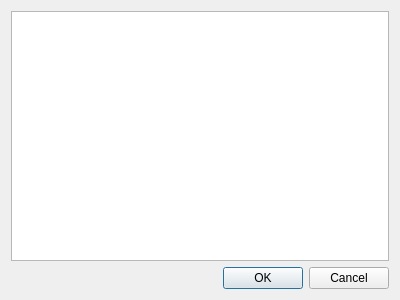
Old version of the form src/therapeutist/diagnosishelpdialog.ui in the repository megakoko/m-system.
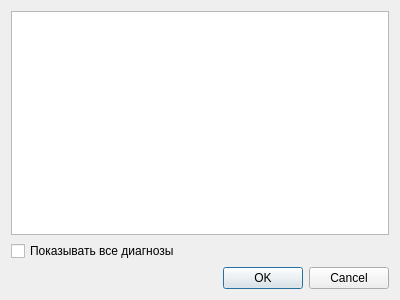
New version of the form.

Commit message: Сделал некоторые столбцы в таблице с элементами диагностических правил менее широкими. Также теперь диагнозы, правила для которых не выполняются, не показываются в таблице по-умолчанию.

What changed in the file:
```diff
--- a/src/therapeutist/diagnosishelpdialog.ui
+++ b/src/therapeutist/diagnosishelpdialog.ui
@@ -30,6 +30,13 @@
      </attribute>
     </widget>
    </item>
+   <item>
+    <widget class="QCheckBox" name="m_showAllDiagnosis">
+     <property name="text">
+      <string>Показывать все диагнозы</string>
+     </property>
+    </widget>
+   </item>
    <item>
     <widget class="QDialogButtonBox" name="m_buttonBox">
      <property name="orientation">
```
The commit also changes 5 other files.
